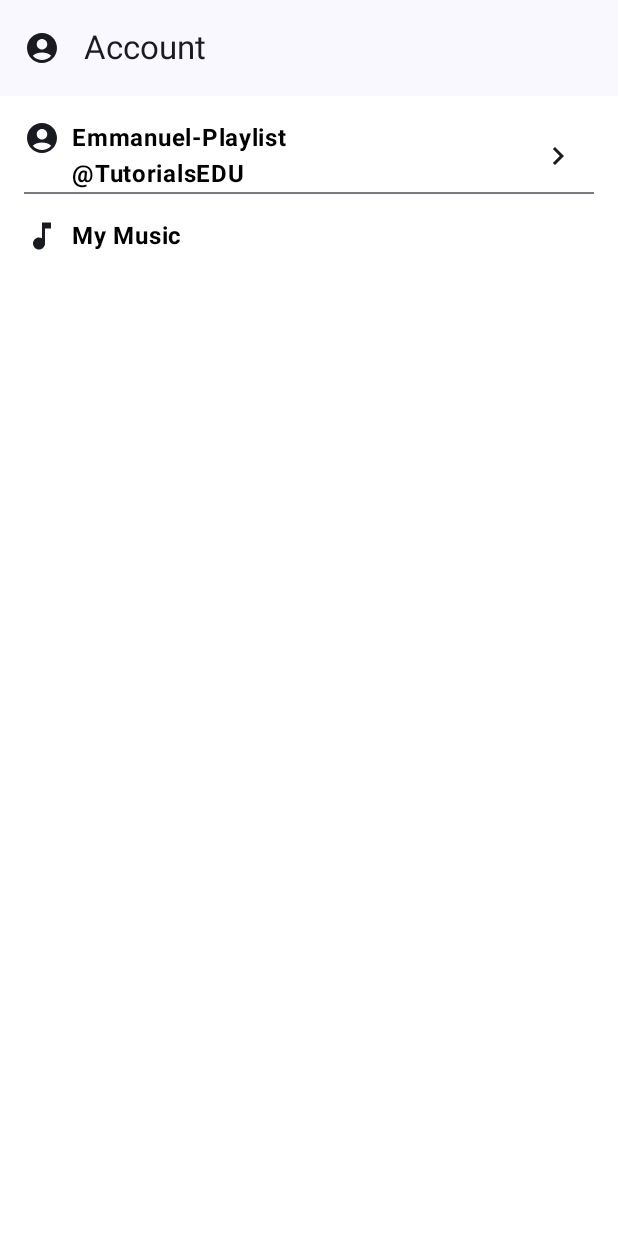
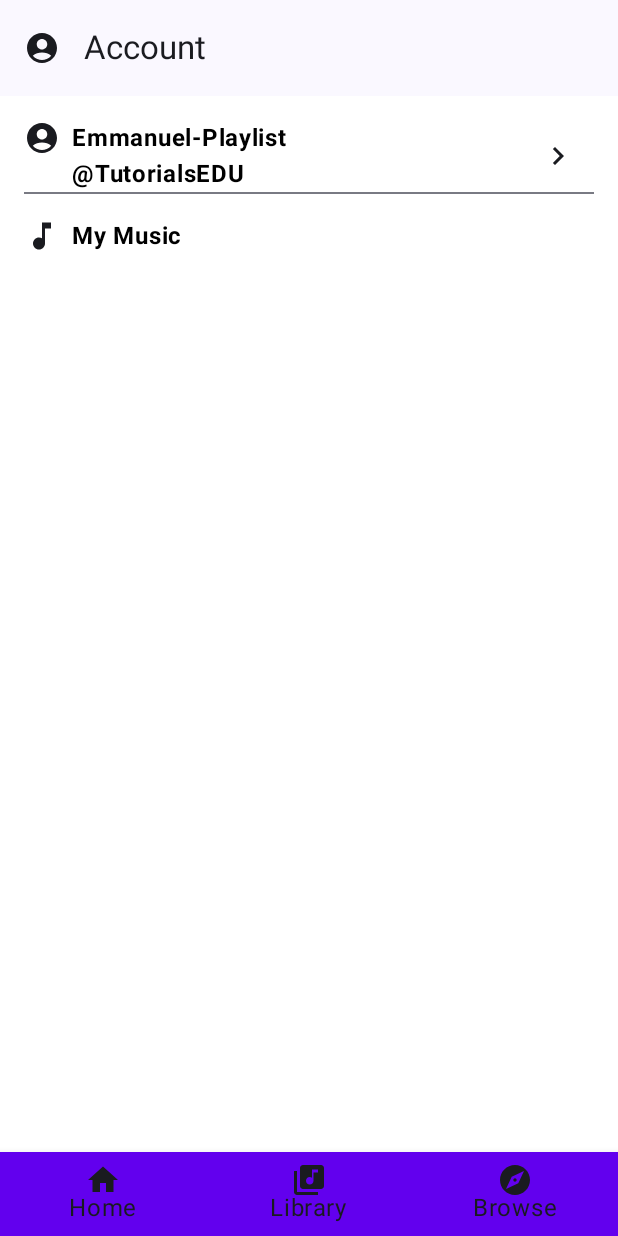
Before and after one commit to KaeithEmmanuel/MusicAppUi, an Android app built with Jetpack Compose: the screen it shows after launch (MainActivity), after a tap on "Account", on a phone screen of 412 x 824 dp. Run offline under Robolectric (Android 15) with nearby library versions, the phone set to English and light mode, and no system bars; 1 other tap on this screen came first.

Commit message:
Bottom tabs added

```diff
--- a/app/src/main/java/com/example/musicappui/Screen.kt
+++ b/app/src/main/java/com/example/musicappui/Screen.kt
@@ -5,6 +5,26 @@ import androidx.annotation.DrawableRes
 sealed class Screen(
     val title:String,val route:String
 ) {
+    sealed class BottomScreen(
+        val bTitle:String,val bRoute:String,@DrawableRes val icon:Int
+    ):Screen(bTitle,bRoute){
+        object Home:BottomScreen(
+            "Home",
+            "home",
+            R.drawable.baseline_home_24
+        )
+        object Library:BottomScreen(
+            "Library",
+            "library",
+            R.drawable.baseline_library_music_24
+        )
+        object Browse:BottomScreen(
+            "Browse",
+            "browse",
+            R.drawable.baseline_explore_24
+        )
+
+    }
     sealed class DrawerScreen(val dTitle:String,val dRoute:String,@DrawableRes val icon:Int)
         :Screen(dTitle,dRoute){
             object Account:DrawerScreen(
@@ -24,6 +44,11 @@ sealed class Screen(
         )
     }
 }
+val screenInBottom= listOf(
+    Screen.BottomScreen.Home,
+    Screen.BottomScreen.Library,
+    Screen.BottomScreen.Browse
+)
 val screensInDrawer= listOf(
     Screen.DrawerScreen.Account,
     Screen.DrawerScreen.AddAccount,
--- /dev/null
+++ b/app/src/main/java/com/example/musicappui/ui/theme/HomeView.kt
@@ -0,0 +1,58 @@
+package com.example.musicappui.ui.theme
+
+import androidx.compose.foundation.BorderStroke
+import androidx.compose.foundation.ExperimentalFoundationApi
+import androidx.compose.foundation.Image
+import androidx.compose.foundation.layout.Arrangement
+import androidx.compose.foundation.layout.Column
+import androidx.compose.foundation.layout.padding
+import androidx.compose.foundation.layout.size
+import androidx.compose.foundation.lazy.LazyColumn
+import androidx.compose.foundation.lazy.LazyRow
+import androidx.compose.foundation.lazy.items
+import androidx.compose.material.Card
+import androidx.compose.material3.Text
+import androidx.compose.runtime.Composable
+import androidx.compose.ui.Alignment
+import androidx.compose.ui.Modifier
+import androidx.compose.ui.graphics.Color
+import androidx.compose.ui.res.painterResource
+import androidx.compose.ui.unit.dp
+import com.example.musicappui.R
+
+@OptIn(ExperimentalFoundationApi::class)
+@Composable
+fun Home() {
+    val categories = listOf("hits", "happy", "Workout", "running", "yoga")
+    val grouped = listOf<String>("New Releases", "Favourites", "Top Rated").groupBy { it[0] }
+    LazyColumn {
+        grouped.forEach {
+            stickyHeader {
+                Text(text = it.value[0], modifier = Modifier.padding(16.dp))
+                LazyRow {
+                    items(categories) { cat ->
+                        BrowserItem(cat, drawable = R.drawable.baseline_explore_24)
+                    }
+                }
+            }
+        }
+    }
+}
+
+@Composable
+fun BrowserItem(cat: String, drawable: Int) {
+    Card(
+        modifier = Modifier
+            .padding(16.dp)
+            .size(200.dp),
+        border = BorderStroke(3.dp, color = Color.DarkGray)
+    ) {
+        Column(
+            verticalArrangement = Arrangement.Center,
+            horizontalAlignment = Alignment.CenterHorizontally
+        ) {
+            Text(text = cat)
+            Image(painter = painterResource(id = drawable), contentDescription = cat)
+        }
+    }
+}
--- a/app/src/main/java/com/example/musicappui/ui/theme/MainView.kt
+++ b/app/src/main/java/com/example/musicappui/ui/theme/MainView.kt
@@ -6,8 +6,11 @@ import androidx.compose.foundation.layout.PaddingValues
 import androidx.compose.foundation.layout.Row
 import androidx.compose.foundation.layout.fillMaxWidth
 import androidx.compose.foundation.layout.padding
+import androidx.compose.foundation.layout.wrapContentSize
 import androidx.compose.foundation.lazy.LazyColumn
 import androidx.compose.foundation.lazy.items
+import androidx.compose.material.BottomNavigation
+import androidx.compose.material.BottomNavigationItem
 import androidx.compose.material.MaterialTheme
 import androidx.compose.material.ScaffoldState
 import androidx.compose.material.icons.Icons
@@ -39,8 +42,10 @@ import androidx.navigation.compose.rememberNavController
 import com.example.musicappui.AccountDialog
 import com.example.musicappui.MainViewModel
 import com.example.musicappui.Screen
+import com.example.musicappui.screenInBottom
 import com.example.musicappui.screensInDrawer
 import com.example.musicappui.ui.theme.AccountView
+import com.example.musicappui.ui.theme.Home
 import com.example.musicappui.ui.theme.SubscriptionView
 import kotlinx.coroutines.CoroutineScope
 import kotlinx.coroutines.launch
@@ -51,22 +56,44 @@ fun MainView() {
 
     val scaffoldState: ScaffoldState = rememberScaffoldState()
     val scope: CoroutineScope = rememberCoroutineScope()
-    val dialogOpen=remember{
+    val dialogOpen = remember {
         mutableStateOf(false)
     }
     //Allow  us
-    val controller:NavController= rememberNavController()
+    val controller: NavController = rememberNavController()
     val navBackStackEntry by controller.currentBackStackEntryAsState()
-    val currentRoute=navBackStackEntry?.destination?.route
-    val viewModel:MainViewModel= viewModel()
-    val currentScreen= remember {
+    val currentRoute = navBackStackEntry?.destination?.route
+    val viewModel: MainViewModel = viewModel()
+    val currentScreen = remember {
         viewModel.currScreen.value
     }
-    val title=remember{
+    val title = remember {
 
         mutableStateOf(currentScreen.title)
     }
+    val bottomBar: @Composable () -> Unit = {
+        if (currentScreen is Screen.DrawerScreen || currentScreen == Screen.BottomScreen.Home) {
+            BottomNavigation(Modifier.wrapContentSize()) {
+                screenInBottom.forEach { item ->
+                    BottomNavigationItem(
+                        selected = currentRoute == item.bRoute,
+                        onClick = { controller.navigate(item.bRoute) },
+                        icon = {
+                            Icon(
+                                contentDescription = item.bTitle,
+                                painter = painterResource(id = item.icon)
+                            )
+                        },
+                        label = { Text(text = item.bTitle) },
+                        selectedContentColor = Color.White,
+                        unselectedContentColor = Color.Black
+                    )
+                }
+            }
+        }
+    }
     Scaffold(
+        bottomBar = bottomBar,
         topBar = {
             TopAppBar(title = { Text(text = title.value) },
                 navigationIcon = {
@@ -78,20 +105,19 @@ fun MainView() {
                         Icon(imageVector = Icons.Default.AccountCircle, contentDescription = "Menu")
                     }
                 })
-        },scaffoldState=scaffoldState,
+        }, scaffoldState = scaffoldState,
         drawerContent = {
-            LazyColumn(Modifier.padding(16.dp) ){
-               items(screensInDrawer){
-                   item->
-                   DrawerItem(selected = currentRoute==item.dRoute, item = item) {
+            LazyColumn(Modifier.padding(16.dp)) {
+                items(screensInDrawer) { item ->
+                    DrawerItem(selected = currentRoute == item.dRoute, item = item) {
                         scope.launch {
                             scaffoldState.drawerState.close()
                         }
-                       if(item.dRoute=="addaccount"){
-                           dialogOpen.value=true
-                       }else{
+                        if (item.dRoute == "addaccount") {
+                            dialogOpen.value = true
+                        } else {
                             controller.navigate(item.dRoute)
-                           title.value=item.dTitle
+                            title.value = item.dTitle
                         }
                     }
                 }
@@ -124,18 +150,34 @@ fun DrawerItem(
             contentDescription = item.dTitle,
             Modifier.padding(end = 8.dp, top = 4.dp)
         )
-        Text(text = item.dTitle,
-            style = MaterialTheme.typography.h5)
+        Text(
+            text = item.dTitle,
+            style = MaterialTheme.typography.h5
+        )
     }
 }
 
 @Composable
-fun Navigation(navController: NavController,viewModel:MainViewModel,pd:PaddingValues){
-    NavHost(navController = navController as NavHostController , startDestination = Screen.DrawerScreen.Account.route, modifier = Modifier.padding(pd) ){
-        composable(Screen.DrawerScreen.Account.route){
+fun Navigation(navController: NavController, viewModel: MainViewModel, pd: PaddingValues) {
+    NavHost(
+        navController = navController as NavHostController,
+        startDestination = Screen.DrawerScreen.Account.route,
+        modifier = Modifier.padding(pd)
+    ) {
+
+        composable(Screen.BottomScreen.Home.bRoute){
+            Home()
+        }
+        composable(Screen.BottomScreen.Browse.bRoute){
+
+        }
+        composable(Screen.BottomScreen.Library.bRoute){
+
+        }
+        composable(Screen.DrawerScreen.Account.route) {
             AccountView()
         }
-        composable(Screen.DrawerScreen.Subscription.route){
+        composable(Screen.DrawerScreen.Subscription.route) {
             SubscriptionView()
         }
     }
--- /dev/null
+++ b/app/src/main/res/drawable/baseline_explore_24.xml
@@ -0,0 +1,5 @@
+<vector android:height="24dp" android:tint="#000000"
+    android:viewportHeight="24" android:viewportWidth="24"
+    android:width="24dp" xmlns:android="http://schemas.android.com/apk/res/android">
+    <path android:fillColor="@android:color/white" android:pathData="M12,10.9c-0.61,0 -1.1,0.49 -1.1,1.1s0.49,1.1 1.1,1.1c0.61,0 1.1,-0.49 1.1,-1.1s-0.49,-1.1 -1.1,-1.1zM12,2C6.48,2 2,6.48 2,12s4.48,10 10,10 10,-4.48 10,-10S17.52,2 12,2zM14.19,14.19L6,18l3.81,-8.19L18,6l-3.81,8.19z"/>
+</vector>
--- /dev/null
+++ b/app/src/main/res/drawable/baseline_home_24.xml
@@ -0,0 +1,5 @@
+<vector android:height="24dp" android:tint="#000000"
+    android:viewportHeight="24" android:viewportWidth="24"
+    android:width="24dp" xmlns:android="http://schemas.android.com/apk/res/android">
+    <path android:fillColor="@android:color/white" android:pathData="M10,20v-6h4v6h5v-8h3L12,3 2,12h3v8z"/>
+</vector>
--- /dev/null
+++ b/app/src/main/res/drawable/baseline_library_music_24.xml
@@ -0,0 +1,5 @@
+<vector android:height="24dp" android:tint="#000000"
+    android:viewportHeight="24" android:viewportWidth="24"
+    android:width="24dp" xmlns:android="http://schemas.android.com/apk/res/android">
+    <path android:fillColor="@android:color/white" android:pathData="M20,2L8,2c-1.1,0 -2,0.9 -2,2v12c0,1.1 0.9,2 2,2h12c1.1,0 2,-0.9 2,-2L22,4c0,-1.1 -0.9,-2 -2,-2zM18,7h-3v5.5c0,1.38 -1.12,2.5 -2.5,2.5S10,13.88 10,12.5s1.12,-2.5 2.5,-2.5c0.57,0 1.08,0.19 1.5,0.51L14,5h4v2zM4,6L2,6v14c0,1.1 0.9,2 2,2h14v-2L4,20L4,6z"/>
+</vector>
```
Lines whose indentation alone changed are shown as unchanged.
